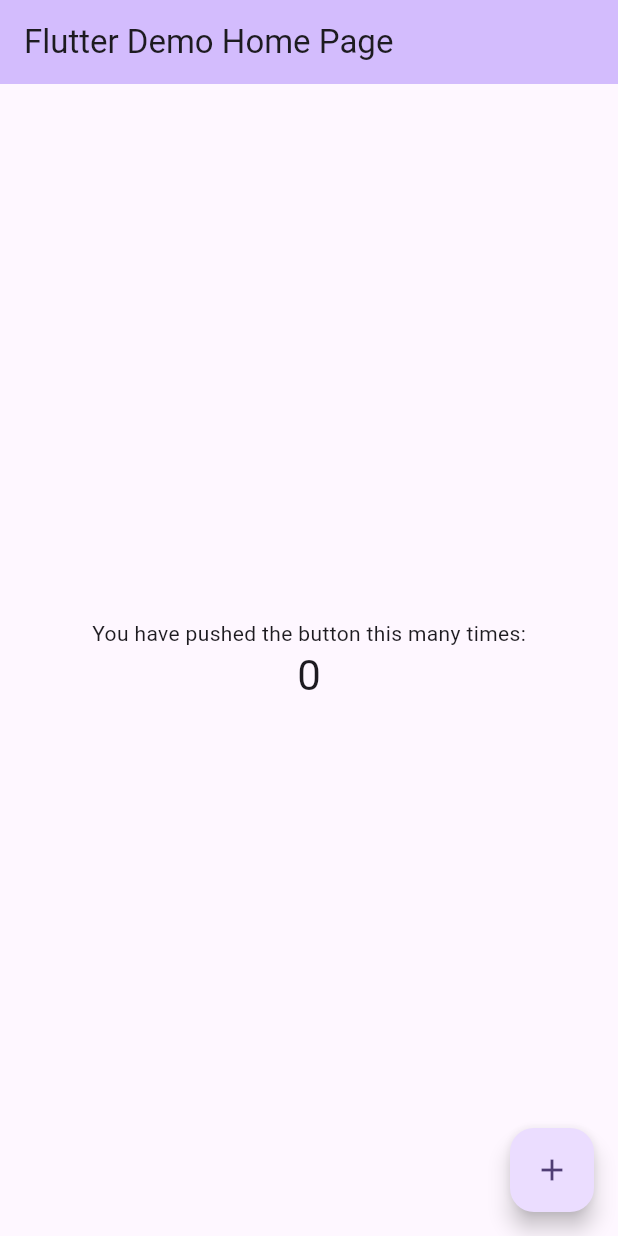
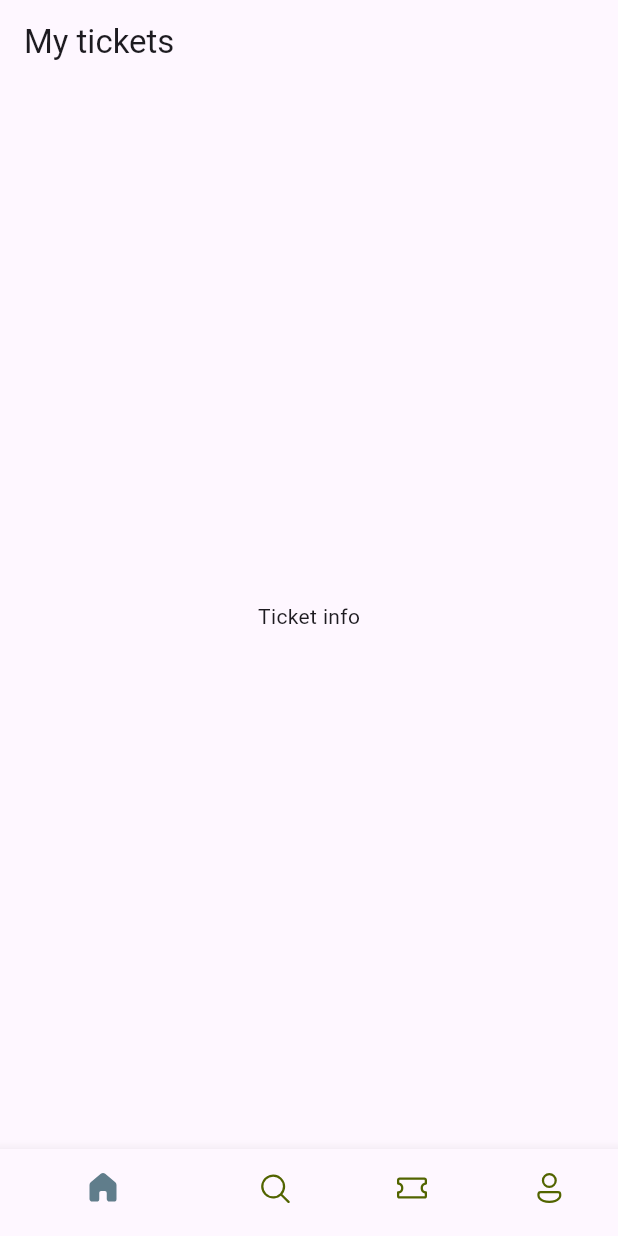
Before and after one commit to Gontse/ticket_app, a Flutter app: the screen it shows after launch, on a phone screen of 412 x 824 dp. Run offline on Flutter 3.47's test engine with Material 3 defaults, Android fonts, the phone set to English and light mode, and no system bars; our stand-ins replace fluentui_icons.

Commit message:
Added Bottom Nav Bar

```diff
--- /dev/null
+++ b/lib/Core/bottom_nav_bar.dart
@@ -0,0 +1,43 @@
+import 'package:fluentui_icons/fluentui_icons.dart';
+import 'package:flutter/material.dart';
+import 'package:flutter/widgets.dart';
+
+class BottomNavBar extends StatefulWidget {
+  const BottomNavBar({super.key});
+
+  @override
+  State<BottomNavBar> createState() => _BottomNavBarState();
+}
+
+class _BottomNavBarState extends State<BottomNavBar> {
+  @override
+  Widget build(BuildContext context) {
+     return Scaffold(
+       appBar: AppBar(
+         title: const Text("My tickets"),
+       ),
+       body: const Center(
+         child: Text("Ticket info"),
+       ),
+       bottomNavigationBar: BottomNavigationBar(
+         selectedItemColor: Colors.blueGrey,
+         unselectedItemColor: const Color(0xFF526400),
+         showSelectedLabels: false,
+         items: const [
+           BottomNavigationBarItem(icon: Icon(FluentSystemIcons.ic_fluent_home_regular),
+           activeIcon: Icon(FluentSystemIcons.ic_fluent_home_filled),
+             label: "Home",),
+           BottomNavigationBarItem(icon: Icon(FluentSystemIcons.ic_fluent_search_regular),
+             activeIcon: Icon(FluentSystemIcons.ic_fluent_search_filled),
+             label: "Home",),
+           BottomNavigationBarItem(icon: Icon(FluentSystemIcons.ic_fluent_ticket_regular),
+             activeIcon: Icon(FluentSystemIcons.ic_fluent_ticket_filled),
+             label: "Home",),
+           BottomNavigationBarItem(icon: Icon(FluentSystemIcons.ic_fluent_person_regular),
+             activeIcon: Icon(FluentSystemIcons.ic_fluent_person_filled),
+             label: "Home",),
+         ],
+       ),
+     );
+  }
+}
--- a/lib/main.dart
+++ b/lib/main.dart
@@ -1,4 +1,5 @@
-import 'package:flutter/material.dart';
+ import 'package:flutter/material.dart';
+import 'Core/bottom_nav_bar.dart';
 
 void main() {
   runApp(const MyApp());
@@ -10,116 +11,8 @@ class MyApp extends StatelessWidget {
   // This widget is the root of your application.
   @override
   Widget build(BuildContext context) {
-    return MaterialApp(
-      title: 'Flutter Demo',
-      theme: ThemeData(
-        // This is the theme of your application.
-        //
-        // TRY THIS: Try running your application with "flutter run". You'll see
-        // the application has a purple toolbar. Then, without quitting the app,
-        // try changing the seedColor in the colorScheme below to Colors.green
-        // and then invoke "hot reload" (save your changes or press the "hot
-        // reload" button in a Flutter-supported IDE, or press "r" if you used
-        // the command line to start the app).
-        //
-        // Notice that the counter didn't reset back to zero; the application
-        // state is not lost during the reload. To reset the state, use hot
-        // restart instead.
-        //
-        // This works for code too, not just values: Most code changes can be
-        // tested with just a hot reload.
-        colorScheme: ColorScheme.fromSeed(seedColor: Colors.deepPurple),
-        useMaterial3: true,
-      ),
-      home: const MyHomePage(title: 'Flutter Demo Home Page'),
+    return const MaterialApp(
+      home: BottomNavBar(),
     );
   }
 }
-
-class MyHomePage extends StatefulWidget {
-  const MyHomePage({super.key, required this.title});
-
-  // This widget is the home page of your application. It is stateful, meaning
-  // that it has a State object (defined below) that contains fields that affect
-  // how it looks.
-
-  // This class is the configuration for the state. It holds the values (in this
-  // case the title) provided by the parent (in this case the App widget) and
-  // used by the build method of the State. Fields in a Widget subclass are
-  // always marked "final".
-
-  final String title;
-
-  @override
-  State<MyHomePage> createState() => _MyHomePageState();
-}
-
-class _MyHomePageState extends State<MyHomePage> {
-  int _counter = 0;
-
-  void _incrementCounter() {
-    setState(() {
-      // This call to setState tells the Flutter framework that something has
-      // changed in this State, which causes it to rerun the build method below
-      // so that the display can reflect the updated values. If we changed
-      // _counter without calling setState(), then the build method would not be
-      // called again, and so nothing would appear to happen.
-      _counter++;
-    });
-  }
-
-  @override
-  Widget build(BuildContext context) {
-    // This method is rerun every time setState is called, for instance as done
-    // by the _incrementCounter method above.
-    //
-    // The Flutter framework has been optimized to make rerunning build methods
-    // fast, so that you can just rebuild anything that needs updating rather
-    // than having to individually change instances of widgets.
-    return Scaffold(
-      appBar: AppBar(
-        // TRY THIS: Try changing the color here to a specific color (to
-        // Colors.amber, perhaps?) and trigger a hot reload to see the AppBar
-        // change color while the other colors stay the same.
-        backgroundColor: Theme.of(context).colorScheme.inversePrimary,
-        // Here we take the value from the MyHomePage object that was created by
-        // the App.build method, and use it to set our appbar title.
-        title: Text(widget.title),
-      ),
-      body: Center(
-        // Center is a layout widget. It takes a single child and positions it
-        // in the middle of the parent.
-        child: Column(
-          // Column is also a layout widget. It takes a list of children and
-          // arranges them vertically. By default, it sizes itself to fit its
-          // children horizontally, and tries to be as tall as its parent.
-          //
-          // Column has various properties to control how it sizes itself and
-          // how it positions its children. Here we use mainAxisAlignment to
-          // center the children vertically; the main axis here is the vertical
-          // axis because Columns are vertical (the cross axis would be
-          // horizontal).
-          //
-          // TRY THIS: Invoke "debug painting" (choose the "Toggle Debug Paint"
-          // action in the IDE, or press "p" in the console), to see the
-          // wireframe for each widget.
-          mainAxisAlignment: MainAxisAlignment.center,
-          children: <Widget>[
-            const Text(
-              'You have pushed the button this many times:',
-            ),
-            Text(
-              '$_counter',
-              style: Theme.of(context).textTheme.headlineMedium,
-            ),
-          ],
-        ),
-      ),
-      floatingActionButton: FloatingActionButton(
-        onPressed: _incrementCounter,
-        tooltip: 'Increment',
-        child: const Icon(Icons.add),
-      ), // This trailing comma makes auto-formatting nicer for build methods.
-    );
-  }
-}
--- a/pubspec.yaml
+++ b/pubspec.yaml
@@ -35,6 +35,8 @@ dependencies:
   # The following adds the Cupertino Icons font to your application.
   # Use with the CupertinoIcons class for iOS style icons.
   cupertino_icons: ^1.0.6
+  fluentui_icons: ^1.0.0
+  get: ^4.6.6
 
 dev_dependencies:
   flutter_test:
```
Also changed, not shown: pubspec.lock.
